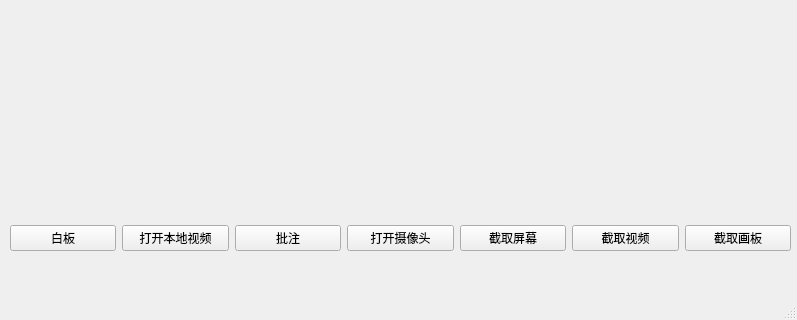
Above: mainwindow.ui from c95000/DemoCube before the change; both pictures show x 0 to 797 and y 191 to 511 of the 797 by 511 pixel window. Below: the same form after it.
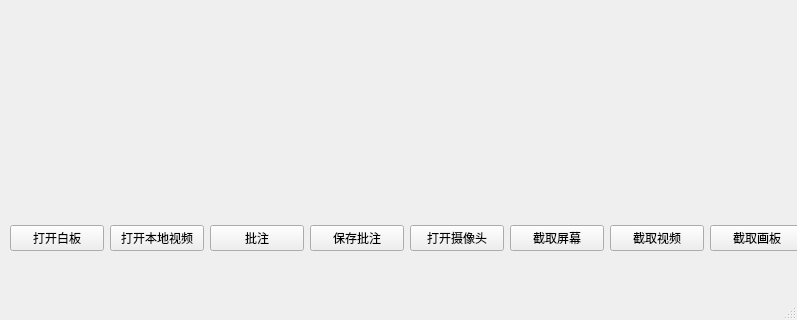
That is the form after the change.

The edit to the form file:
```diff
--- a/mainwindow.ui
+++ b/mainwindow.ui
@@ -50,7 +50,7 @@
      <rect>
       <x>10</x>
       <y>409</y>
-      <width>781</width>
+      <width>794</width>
       <height>41</height>
      </rect>
     </property>
@@ -58,7 +58,7 @@
      <item>
       <widget class="QPushButton" name="btnShowPanel">
        <property name="text">
-        <string>白板</string>
+        <string>打开白板</string>
        </property>
       </widget>
      </item>
@@ -76,6 +76,13 @@
        </property>
       </widget>
      </item>
+     <item>
+      <widget class="QPushButton" name="btnSaveNotaion">
+       <property name="text">
+        <string>保存批注</string>
+       </property>
+      </widget>
+     </item>
      <item>
       <widget class="QPushButton" name="btnPlayRtsp">
        <property name="font">
```
